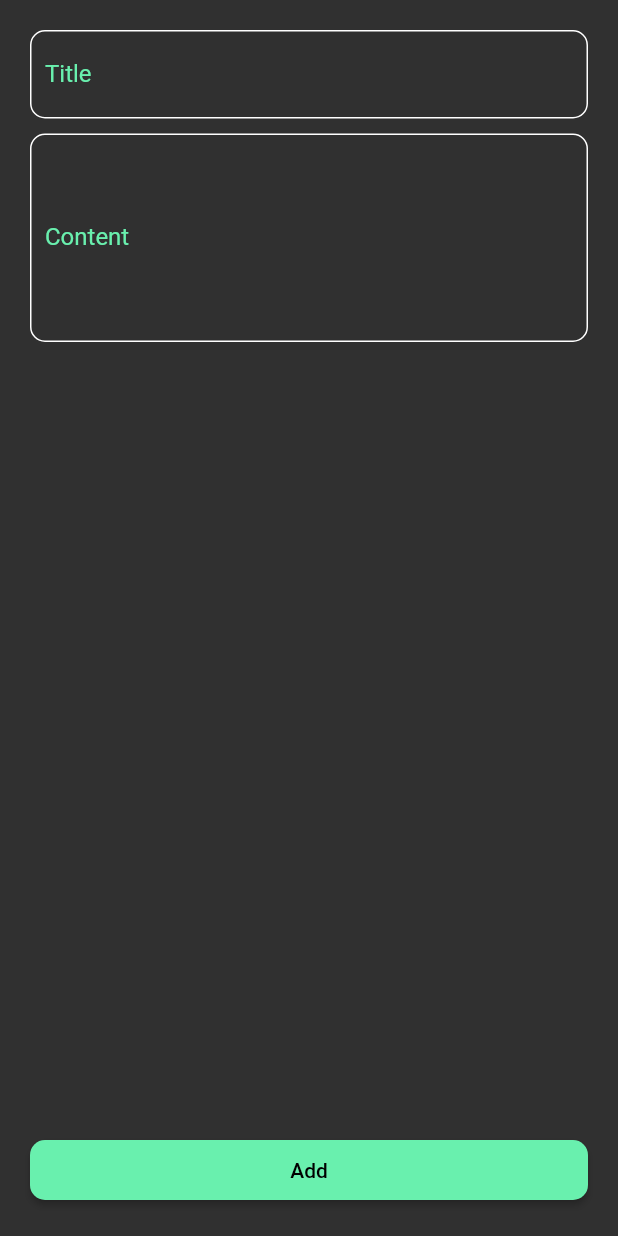
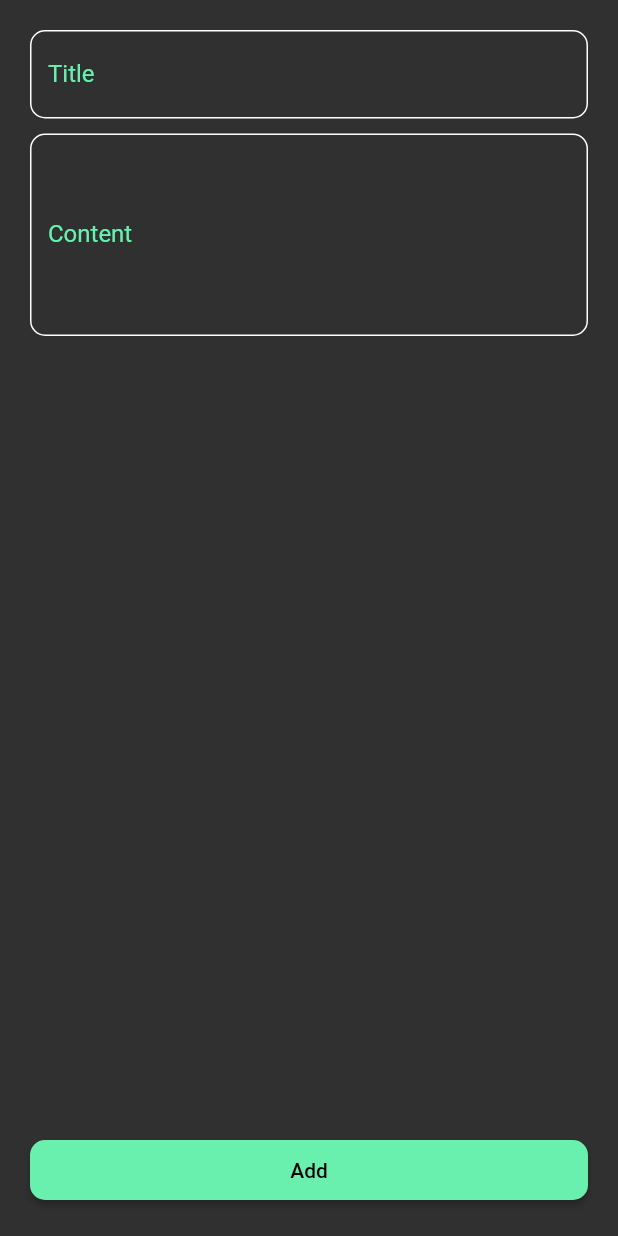
Before and after one commit to ahmedAbdulmoneim/notes, a Flutter app: the AddNote widget shown alone on an empty page, opened directly, on a phone screen of 412 x 824 dp. Run offline on Flutter 3.47's test engine with Material 2 defaults, Android fonts, the phone set to English and light mode, and no system bars.

Commit message:
update custom code

```diff
--- a/lib/widgets/addNote.dart
+++ b/lib/widgets/addNote.dart
@@ -14,12 +14,12 @@ class AddNote extends StatelessWidget {
       padding: const EdgeInsets.all(20.0),
       child: Column(
         children: [
-         defaultFormField(vertical: 20.0, horizontal: 10,label: 'Title'),
+         defaultFormField(maxLine: 1,label: 'Title'),
           const SizedBox(
             height: 10,
           ),
 
-          defaultFormField(vertical: 60,horizontal: 10,label: 'Content'),
+          defaultFormField(maxLine: 5,label: 'Content'),
           Spacer(),
           ElevatedButton(
             onPressed: () {},
--- a/lib/widgets/textFormField.dart
+++ b/lib/widgets/textFormField.dart
@@ -2,19 +2,19 @@ import 'package:flutter/material.dart';
 
 Widget defaultFormField({
   String? label,
-   required double vertical,
-   required double horizontal,
 
+  int? maxLine,
 
 
 }) => TextFormField(
   cursorColor: Colors.greenAccent,
+  maxLines: maxLine,
   decoration: InputDecoration(
     labelText: label ,
     labelStyle: const TextStyle(
       color: Colors.greenAccent,
     ),
-    contentPadding: EdgeInsets.symmetric(vertical: vertical,horizontal: horizontal) ,
+
     enabledBorder: OutlineInputBorder(
       borderRadius: BorderRadius.circular(10),
       borderSide: const BorderSide(color: Colors.white)
```
